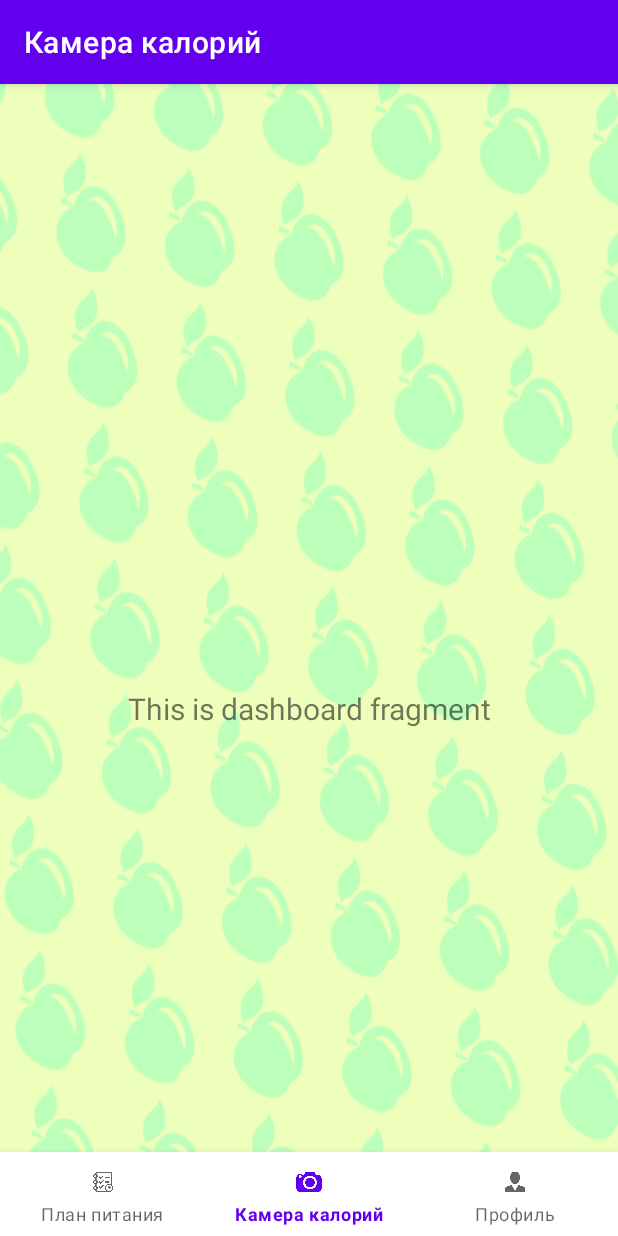
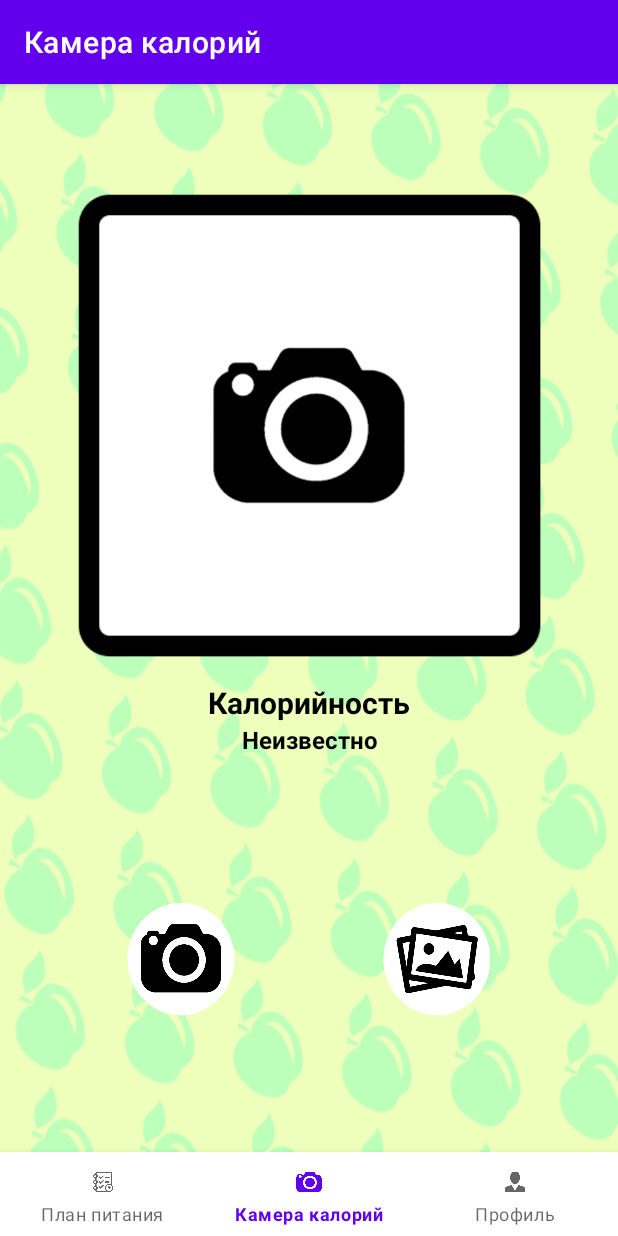
Before and after one commit to Yaroslav-L/DRMPJCT, an Android app: the CamFragment screen opened through its navigation route, on a phone screen of 412 x 824 dp. Run offline under Robolectric (Android 15) with nearby library versions, the phone set to English and light mode, and no system bars; our stand-ins replace navigation-ui.

Commit message:
Интерфейс для страницы с камерой

```diff
--- a/app/src/main/java/com/example/drmpjct/MainActivity.java
+++ b/app/src/main/java/com/example/drmpjct/MainActivity.java
@@ -1,6 +1,8 @@
 package com.example.drmpjct;
 
+import android.graphics.Point;
 import android.os.Bundle;
+import android.view.Display;
 
 import androidx.appcompat.app.AppCompatActivity;
 import androidx.navigation.NavController;
@@ -22,6 +24,12 @@ public class MainActivity extends AppCompatActivity {
         binding = ActivityMainBinding.inflate(getLayoutInflater());
         setContentView(binding.getRoot());
 
+        Display display = getWindowManager().getDefaultDisplay();
+        Point size = new Point();
+        display.getSize(size);
+        int width = size.x;
+        int height = size.y;
+
         BottomNavigationView navView = findViewById(R.id.nav_view);
         // Passing each menu ID as a set of Ids because each
         // menu should be considered as top level destinations.
--- a/app/src/main/java/com/example/drmpjct/ui/cam/CamFragment.java
+++ b/app/src/main/java/com/example/drmpjct/ui/cam/CamFragment.java
@@ -24,8 +24,6 @@ public class CamFragment extends Fragment {
         binding = FragmentCamBinding.inflate(inflater, container, false);
         View root = binding.getRoot();
 
-        final TextView textView = binding.textDashboard;
-        camViewModel.getText().observe(getViewLifecycleOwner(), textView::setText);
         return root;
     }
 
--- a/app/src/main/res/layout/activity_main.xml
+++ b/app/src/main/res/layout/activity_main.xml
@@ -27,6 +27,7 @@
         android:layout_height="match_parent"
         app:defaultNavHost="true"
         app:layout_constraintBottom_toTopOf="@id/nav_view"
+        app:layout_constraintHorizontal_bias="0.0"
         app:layout_constraintLeft_toLeftOf="parent"
         app:layout_constraintRight_toRightOf="parent"
         app:layout_constraintTop_toTopOf="parent"
--- a/app/src/main/res/layout/fragment_cam.xml
+++ b/app/src/main/res/layout/fragment_cam.xml
@@ -6,17 +6,72 @@
     android:layout_height="match_parent"
     tools:context=".ui.cam.CamFragment">
 
+    <ImageButton
+        android:id="@+id/imgbtn_gallery"
+        android:layout_width="100dp"
+        android:layout_height="100dp"
+        android:layout_marginStart="25dp"
+        android:layout_marginEnd="50dp"
+        android:layout_marginBottom="50dp"
+        android:backgroundTint="#00000000"
+        android:scaleType="fitXY"
+        android:src="@drawable/ic_galery_button"
+        app:layout_constraintBottom_toBottomOf="parent"
+        app:layout_constraintEnd_toEndOf="parent"
+        app:layout_constraintStart_toEndOf="@+id/imgbtn_cam"
+        app:layout_constraintTop_toBottomOf="@+id/txt_cal_result" />
+
+    <ImageView
+        android:id="@+id/imgview_photo"
+        android:layout_width="match_parent"
+        android:layout_height="0dp"
+        android:src="@drawable/photo_place"
+        app:layout_constraintBottom_toTopOf="@+id/txt_cal"
+        app:layout_constraintEnd_toEndOf="parent"
+        app:layout_constraintStart_toStartOf="parent"
+        app:layout_constraintTop_toTopOf="parent" />
+
     <TextView
-        android:id="@+id/text_dashboard"
-        android:layout_width="match_parent"
+        android:id="@+id/txt_cal_result"
+        android:layout_width="wrap_content"
         android:layout_height="wrap_content"
-        android:layout_marginStart="8dp"
-        android:layout_marginTop="8dp"
-        android:layout_marginEnd="8dp"
-        android:textAlignment="center"
+        android:text="Неизвестно"
+        android:textColor="@color/black"
+        android:textSize="16sp"
+        android:textStyle="bold"
+        app:layout_constraintEnd_toEndOf="parent"
+        app:layout_constraintHorizontal_bias="0.502"
+        app:layout_constraintStart_toStartOf="parent"
+        app:layout_constraintTop_toBottomOf="@+id/txt_cal" />
+
+    <TextView
+        android:id="@+id/txt_cal"
+        android:layout_width="wrap_content"
+        android:layout_height="wrap_content"
+        android:fontFamily="arial"
+        android:text="Калорийность"
+        android:textAllCaps="false"
+        android:textColor="@color/black"
         android:textSize="20sp"
+        android:textStyle="bold"
         app:layout_constraintBottom_toBottomOf="parent"
         app:layout_constraintEnd_toEndOf="parent"
         app:layout_constraintStart_toStartOf="parent"
         app:layout_constraintTop_toTopOf="parent" />
+
+    <ImageButton
+        android:id="@+id/imgbtn_cam"
+        android:layout_width="100dp"
+        android:layout_height="100dp"
+        android:layout_marginStart="50dp"
+        android:layout_marginEnd="25dp"
+        android:layout_marginBottom="50dp"
+        android:backgroundTint="#00000000"
+        android:scaleType="fitXY"
+        android:src="@drawable/ic_cam_button"
+        app:layout_constraintBottom_toBottomOf="parent"
+        app:layout_constraintEnd_toStartOf="@+id/imgbtn_gallery"
+        app:layout_constraintStart_toStartOf="parent"
+        app:layout_constraintTop_toBottomOf="@+id/txt_cal_result" />
+
 </androidx.constraintlayout.widget.ConstraintLayout>
--- a/app/src/main/res/values/themes.xml
+++ b/app/src/main/res/values/themes.xml
@@ -13,4 +13,5 @@
         <item name="android:statusBarColor">?attr/colorPrimaryVariant</item>
         <!-- Customize your theme here. -->
     </style>
+
 </resources>
```
Also changed, not shown: app/src/main/res/drawable/ic_cam_button.png (added), app/src/main/res/drawable/ic_galery.png (added), app/src/main/res/drawable/ic_galery_button.png (added), app/src/main/res/drawable/photo_place.png (added).
